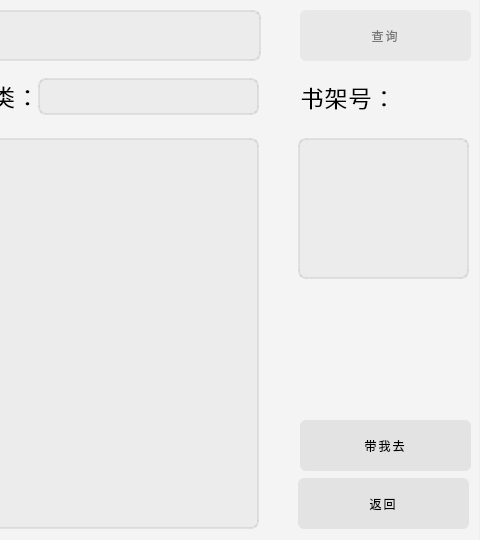
Qt form SmartLibraryGUI/viewbook.ui (yanglei-er/SmartLibraryQt) before a commit; both pictures show x 480 to 960 and y 0 to 540 of the 960 by 540 pixel window.
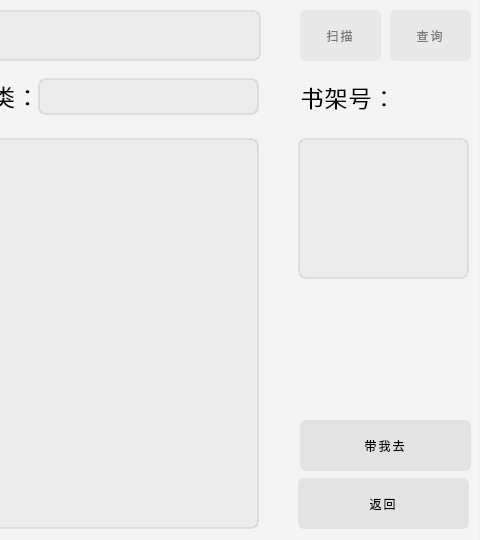
The same form after that commit. Icons and pictures are not drawn.

Patch:
```diff
--- a/SmartLibraryGUI/viewbook.ui
+++ b/SmartLibraryGUI/viewbook.ui
@@ -220,7 +220,7 @@
    <property name="geometry">
     <rect>
      <x>778</x>
-     <y>398</y>
+     <y>350</y>
      <width>171</width>
      <height>61</height>
     </rect>
@@ -751,9 +751,9 @@
    </property>
    <property name="geometry">
     <rect>
-     <x>780</x>
+     <x>870</x>
      <y>10</y>
-     <width>171</width>
+     <width>81</width>
      <height>51</height>
     </rect>
    </property>
@@ -799,7 +799,7 @@
    <property name="geometry">
     <rect>
      <x>794</x>
-     <y>310</y>
+     <y>290</y>
      <width>140</width>
      <height>60</height>
     </rect>
@@ -849,6 +849,22 @@
     <string>带我去</string>
    </property>
   </widget>
+  <widget class="QPushButton" name="scan_Btn">
+   <property name="enabled">
+    <bool>false</bool>
+   </property>
+   <property name="geometry">
+    <rect>
+     <x>780</x>
+     <y>10</y>
+     <width>81</width>
+     <height>51</height>
+    </rect>
+   </property>
+   <property name="text">
+    <string>扫描</string>
+   </property>
+  </widget>
  </widget>
  <resources/>
  <connections/>
```
